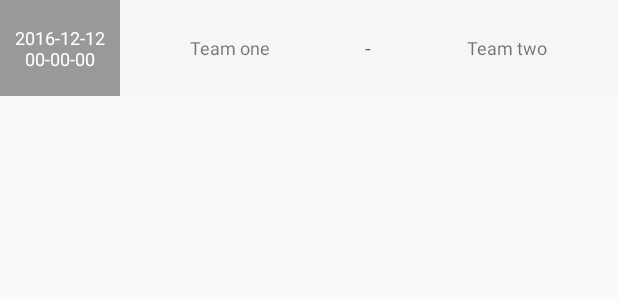
After one commit to juhojo/AndroidAdvProject, an Android app: the layout schedule_list_item.xml on its own in the app's theme, with its tools: preview values and no code run, on a phone screen of 412 x 824 dp. The commit adds this screen. Shown: the top 300 px of the screen. Run offline under Robolectric (Android 15) with nearby library versions, the light colour scheme and no system bars.

Commit message:
Schedule list resources

```diff
--- /dev/null
+++ b/UniGamesProject/app/src/main/res/layout/schedule_list_item.xml
@@ -0,0 +1,58 @@
+<?xml version="1.0" encoding="utf-8"?>
+<RelativeLayout xmlns:android="http://schemas.android.com/apk/res/android"
+    android:layout_width="match_parent"
+    android:layout_height="?android:attr/listPreferredItemHeight"
+    android:background="@color/greytrans"
+    android:orientation="vertical">
+
+    <TextView
+        android:id="@+id/time"
+        android:layout_width="80dp"
+        android:layout_height="match_parent"
+        android:gravity="center"
+        android:text="2016-12-12 00-00-00"
+        android:textSize="12sp"
+        android:background="@color/list_odd"
+        android:textColor="@color/icons"/>
+
+    <LinearLayout xmlns:android="http://schemas.android.com/apk/res/android"
+        android:layout_width="match_parent"
+        android:layout_height="match_parent"
+        android:orientation="horizontal"
+        android:gravity="center"
+        android:weightSum="9"
+        android:layout_toEndOf="@+id/time">
+
+        <TextView
+            android:id="@+id/team_one"
+            android:layout_height="match_parent"
+            android:layout_width="0dp"
+            android:layout_weight="4"
+            android:gravity="center"
+            android:textSize="12sp"
+            android:text="Team one" />
+
+        <TextView
+            android:id="@+id/teams_divider"
+            android:layout_width="0dp"
+            android:layout_weight="1"
+            android:layout_height="match_parent"
+            android:gravity="center"
+            android:text="@string/teams_divider"
+            android:padding="6dp"
+            android:layout_toEndOf="@+id/team_one" />
+
+        <TextView
+            android:id="@+id/team_two"
+            android:layout_height="match_parent"
+            android:layout_width="0dp"
+            android:layout_weight="4"
+            android:gravity="center"
+            android:textSize="12sp"
+            android:text="Team two"
+            android:padding="6dp"
+            android:layout_toEndOf="@+id/teams_divider" />
+
+    </LinearLayout>
+
+</RelativeLayout>
--- a/UniGamesProject/app/src/main/res/values/colors.xml
+++ b/UniGamesProject/app/src/main/res/values/colors.xml
@@ -11,6 +11,8 @@
     <color name="secondary_text">#757575</color>
     <color name="icons">#FFFFFF</color>
     <color name="divider">#BDBDBD</color>
+    <color name="list_even">#80545454</color>
+    <color name="list_odd">#803f3f3f</color>
     <color name="greytrans">#33E6E6E6</color>
     <color name="accenttrans">#33FF5722</color>
 </resources>
--- a/UniGamesProject/app/src/main/res/values/strings.xml
+++ b/UniGamesProject/app/src/main/res/values/strings.xml
@@ -10,6 +10,7 @@
     <string name="dialog_title_internet">Oops, disconnected!</string>
     <string name="dialog_message_internet">Please check your internet connection.</string>
     <string name="list_score">Score: </string>
+    <string name="teams_divider">-</string>
 
     <string name="version">1.0.0</string>
     <!-- TODO: Remove or change this placeholder text -->
```
